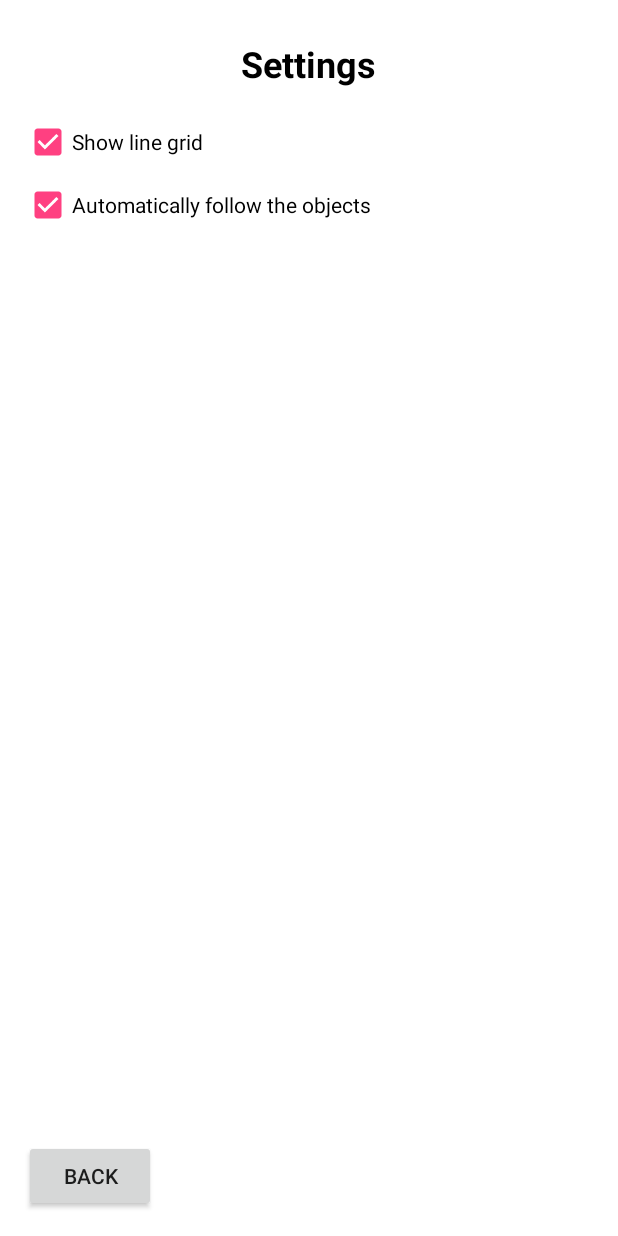
After one commit to mimo31/GravitySimulator, an Android app: the layout settings_layout.xml on its own in the app's theme, with its tools: preview values and no code run, on a phone screen of 412 x 824 dp. The commit adds this screen. Run offline under Robolectric (Android 15) with nearby library versions, the phone set to English and light mode, and no system bars.

Commit message:
Added settings

```diff
--- a/app/src/main/java/com/github/mimo31/gravitysimulator/ViewState.java
+++ b/app/src/main/java/com/github/mimo31/gravitysimulator/ViewState.java
@@ -7,9 +7,9 @@ package com.github.mimo31.gravitysimulator;
 
 public enum ViewState
 {
-    SIMULATION, PAUSE_VIEW, HELP_VIEW, ADD_OBJECT_VIEW, ADDING_OBJECT,
+    SIMULATION, PAUSE_VIEW, HELP_VIEW, SETTINGS_VIEW, ADD_OBJECT_VIEW, ADDING_OBJECT,
 
     // animations
 
-    ANIM_PAUSING, ANIM_RESUMING, ANIM_HELP, ANIM_ADD_OBJECT_TO_GRAVITY, ANIM_ADD_OBJECT_CANCEL, ANIM_PAUSE_TO_ADD_OBJECT, ANIM_ADD_OBJECT_TO_PAUSE
+    ANIM_PAUSING, ANIM_RESUMING, GENERIC_ANIM, ANIM_ADD_OBJECT_TO_GRAVITY, ANIM_ADD_OBJECT_CANCEL, ANIM_PAUSE_TO_ADD_OBJECT, ANIM_ADD_OBJECT_TO_PAUSE
 }
--- /dev/null
+++ b/app/src/main/res/layout/settings_layout.xml
@@ -0,0 +1,51 @@
+<?xml version="1.0" encoding="utf-8"?>
+<RelativeLayout xmlns:android="http://schemas.android.com/apk/res/android"
+                android:layout_width="match_parent"
+                android:layout_height="match_parent"
+                android:padding="16dp"
+                android:background="#ffffff">
+
+    <TextView
+        android:id="@+id/textView5"
+        android:layout_width="wrap_content"
+        android:layout_height="wrap_content"
+        android:layout_alignParentTop="true"
+        android:layout_centerHorizontal="true"
+        android:layout_margin="10dp"
+        android:text="Settings"
+        android:textColor="@android:color/black"
+        android:textSize="24sp"
+        android:textStyle="bold"/>
+
+    <CheckBox
+        android:id="@+id/settingsGridCheckBox"
+        android:layout_width="wrap_content"
+        android:layout_height="wrap_content"
+        android:layout_alignParentLeft="true"
+        android:layout_alignParentStart="true"
+        android:layout_below="@+id/textView5"
+        android:layout_marginTop="10dp"
+        android:checked="true"
+        android:text="Show line grid"/>
+
+    <CheckBox
+        android:id="@+id/settingsFollowCheckBox"
+        android:layout_width="wrap_content"
+        android:layout_height="wrap_content"
+        android:layout_alignParentLeft="true"
+        android:layout_alignParentStart="true"
+        android:layout_below="@+id/settingsGridCheckBox"
+        android:layout_marginTop="10dp"
+        android:checked="true"
+        android:text="Automatically follow the objects"/>
+
+    <Button
+        android:id="@+id/settingsBackButton"
+        android:layout_width="wrap_content"
+        android:layout_height="wrap_content"
+        android:layout_alignParentBottom="true"
+        android:layout_alignParentLeft="true"
+        android:layout_alignParentStart="true"
+        android:text="BACK"
+        android:onClick="hideSettings"/>
+</RelativeLayout>
```
Also changed, not shown: app/src/main/java/com/github/mimo31/gravitysimulator/GravitySpace.java (+8 -2 lines), app/src/main/java/com/github/mimo31/gravitysimulator/GravityView.java (+10 -2 lines), app/src/main/java/com/github/mimo31/gravitysimulator/MainActivity.java (+168 -11 lines).
